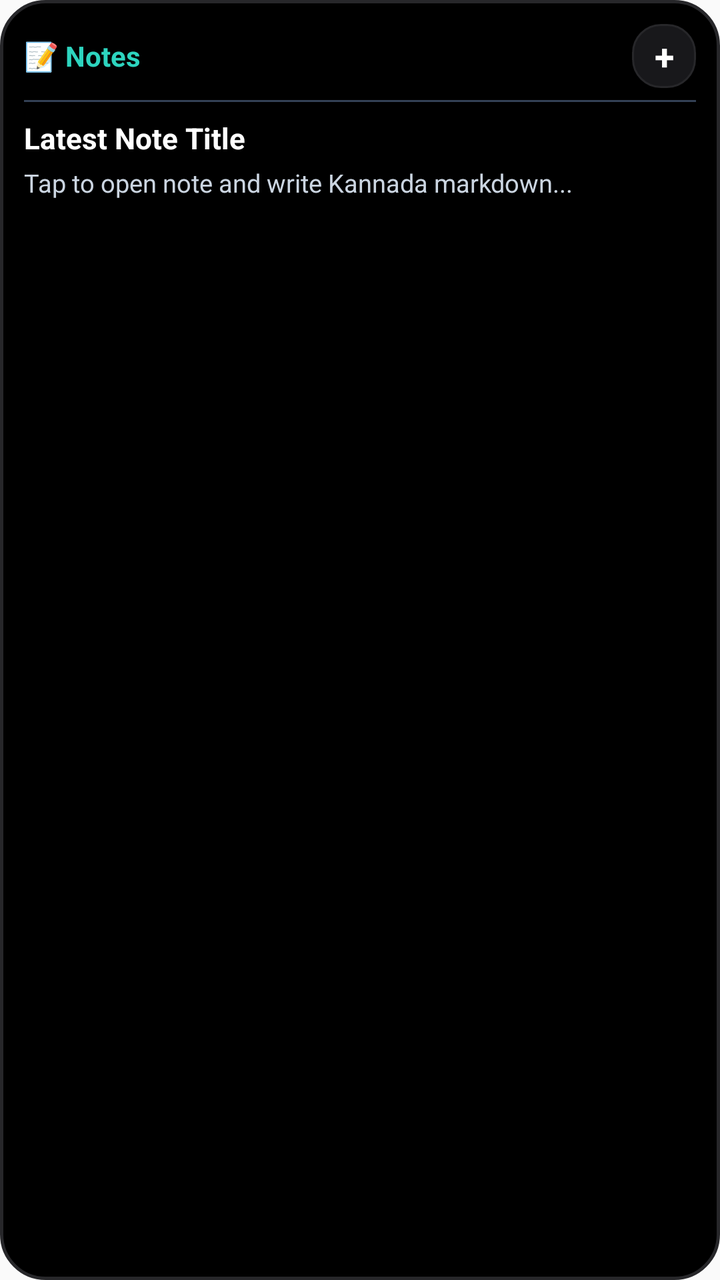
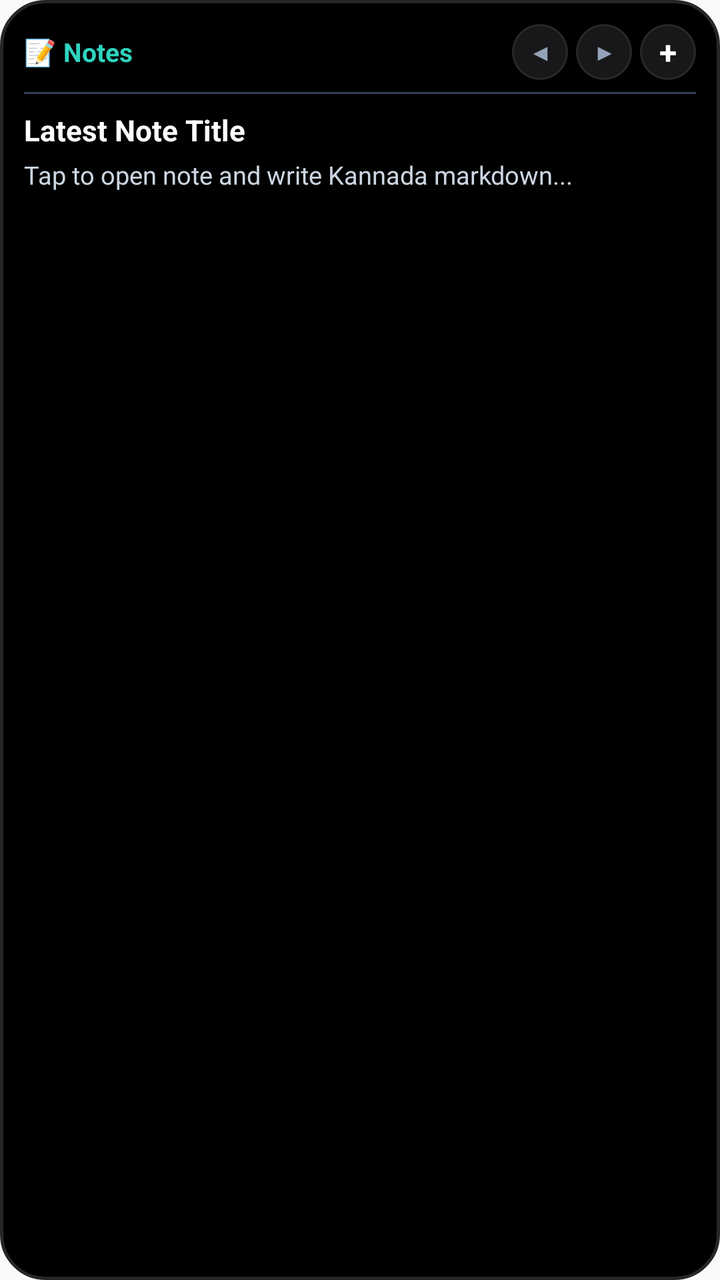

Two renders of the same Android screen: before a commit and after it. Below are the layout's source before the change and the commit's diff.
<!-- AndroidManifest.xml: application theme AppTheme -->
<!-- res/layout/widget_notes.xml -->
<?xml version="1.0" encoding="utf-8"?>
<LinearLayout xmlns:android="http://schemas.android.com/apk/res/android"
    android:id="@+id/widget_notes_root"
    android:layout_width="match_parent"
    android:layout_height="match_parent"
    android:background="@drawable/widget_bg"
    android:orientation="vertical"
    android:padding="12dp">

    <LinearLayout
        android:layout_width="match_parent"
        android:layout_height="wrap_content"
        android:gravity="center_vertical"
        android:orientation="horizontal">

        <TextView
            android:layout_width="0dp"
            android:layout_height="wrap_content"
            android:layout_weight="1"
            android:text="📝 Notes"
            android:textColor="#2DD4BF"
            android:textSize="14sp"
            android:textStyle="bold" />

        <TextView
            android:layout_width="32dp"
            android:layout_height="32dp"
            android:background="@drawable/widget_btn_bg"
            android:gravity="center"
            android:text="+"
            android:textColor="#FFFFFF"
            android:textSize="18sp"
            android:textStyle="bold" />
    </LinearLayout>

    <ImageView
        android:layout_width="match_parent"
        android:layout_height="1dp"
        android:layout_marginTop="6dp"
        android:layout_marginBottom="8dp"
        android:background="#334155" />

    <TextView
        android:id="@+id/widget_note_title"
        android:layout_width="match_parent"
        android:layout_height="wrap_content"
        android:ellipsize="end"
        android:maxLines="1"
        android:text="Latest Note Title"
        android:textColor="#FFFFFF"
        android:textSize="14.5sp"
        android:textStyle="bold" />

    <TextView
        android:id="@+id/widget_note_snippet"
        android:layout_width="match_parent"
        android:layout_height="wrap_content"
        android:layout_marginTop="4dp"
        android:ellipsize="end"
        android:maxLines="2"
        android:text="Tap to open note and write Kannada markdown..."
        android:textColor="#CBD5E1"
        android:textSize="12.5sp" />

</LinearLayout>
<!-- resources referenced by this layout -->
<resources>
  <!-- drawable widget_bg (drawable) -->
  <?xml version="1.0" encoding="utf-8"?>
  <shape xmlns:android="http://schemas.android.com/apk/res/android"
      android:shape="rectangle">
      <corners android:radius="22dp" />
      <solid android:color="#FF000000" />
      <stroke
          android:width="1.5dp"
          android:color="#FF27272A" />
  </shape>
  <!-- drawable widget_btn_bg (drawable) -->
  <?xml version="1.0" encoding="utf-8"?>
  <shape xmlns:android="http://schemas.android.com/apk/res/android"
      android:shape="rectangle">
      <corners android:radius="14dp" />
      <solid android:color="#FF18181B" />
      <stroke
          android:width="1dp"
          android:color="#FF27272A" />
  </shape>
  <style name="AppTheme" parent="Theme.AppCompat.Light.DarkActionBar">
          
          <item name="colorPrimary">@color/colorPrimary</item>
          <item name="colorPrimaryDark">@color/colorPrimaryDark</item>
          <item name="colorAccent">@color/colorAccent</item>
      </style>
</resources>

<!-- the commit's change to res/layout/widget_notes.xml (unified diff, before → after) -->
@@ -14,22 +14,51 @@
         android:orientation="horizontal">
 
         <TextView
+            android:id="@+id/widget_note_badge"
             android:layout_width="0dp"
             android:layout_height="wrap_content"
             android:layout_weight="1"
             android:text="📝 Notes"
             android:textColor="#2DD4BF"
-            android:textSize="14sp"
+            android:textSize="13sp"
             android:textStyle="bold" />
 
+        
         <TextView
-            android:layout_width="32dp"
-            android:layout_height="32dp"
+            android:id="@+id/btn_note_prev"
+            android:layout_width="28dp"
+            android:layout_height="28dp"
+            android:layout_marginEnd="4dp"
+            android:background="@drawable/widget_btn_bg"
+            android:gravity="center"
+            android:text="◀"
+            android:textColor="#94A3B8"
+            android:textSize="11sp"
+            android:textStyle="bold" />
+
+        
+        <TextView
+            android:id="@+id/btn_note_next"
+            android:layout_width="28dp"
+            android:layout_height="28dp"
+            android:layout_marginEnd="4dp"
+            android:background="@drawable/widget_btn_bg"
+            android:gravity="center"
+            android:text="▶"
+            android:textColor="#94A3B8"
+            android:textSize="11sp"
+            android:textStyle="bold" />
+
+        
+        <TextView
+            android:id="@+id/btn_note_add"
+            android:layout_width="28dp"
+            android:layout_height="28dp"
             android:background="@drawable/widget_btn_bg"
             android:gravity="center"
             android:text="+"
             android:textColor="#FFFFFF"
-            android:textSize="18sp"
+            android:textSize="16sp"
             android:textStyle="bold" />
     </LinearLayout>
 
